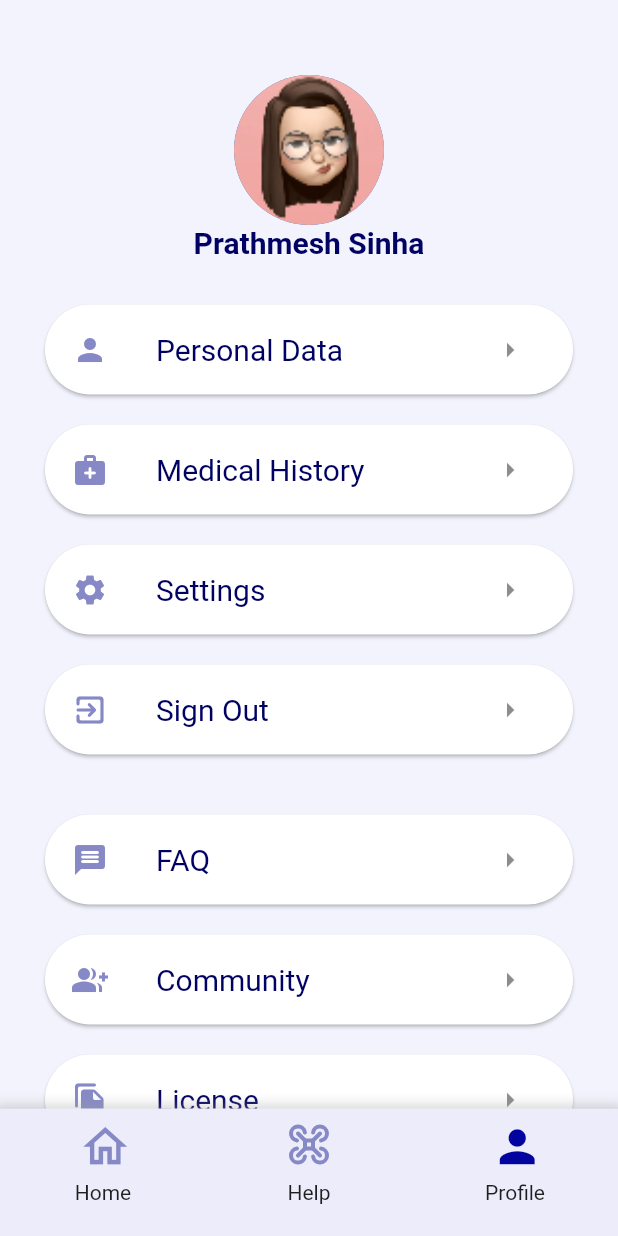
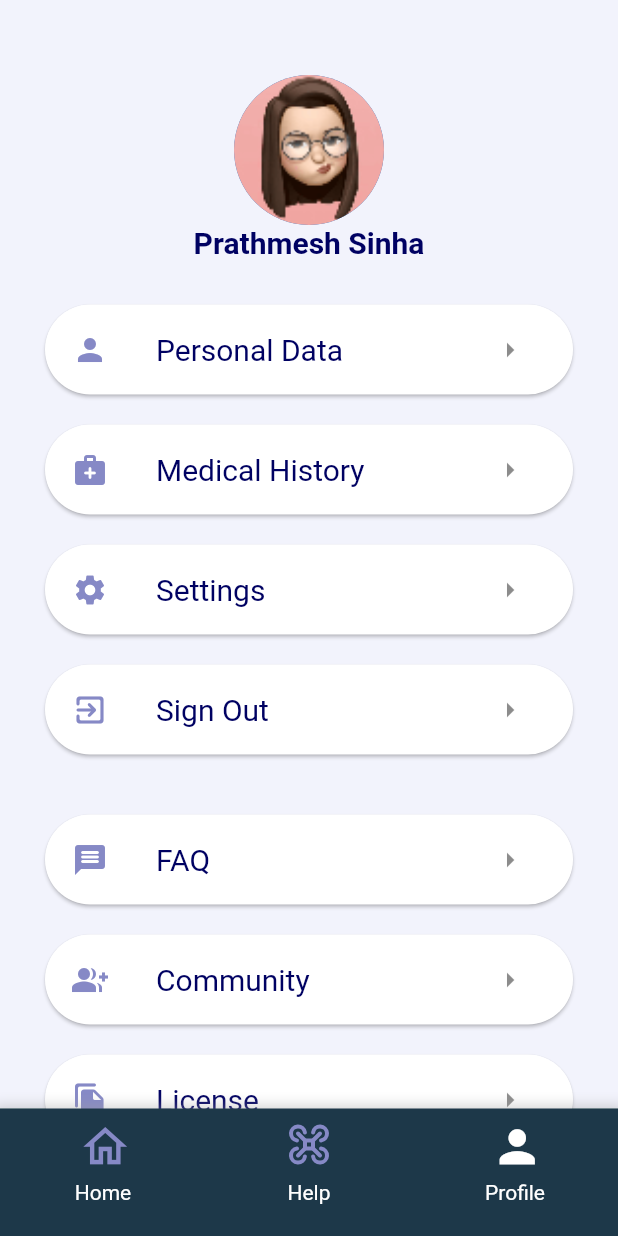
Before and after one commit to Project-Dronaid/Dronaid-App, a Flutter app: the HomeListView screen opened directly, item 3 of the bottom bar chosen, on a phone screen of 412 x 824 dp. Run offline on Flutter 3.47's test engine with Material 2 defaults, Android fonts, the phone set to English and light mode, and no system bars; our stand-ins replace cached_network_image, firebase_core, flutter_spinkit, flutter_svg, flutter_tabler_icons, google_maps_flutter and 4 more; accounts and stored records are empty; network calls fail; Roboto replaces fonts that are missing (Pacifico).

Commit message:
Navigation Bar color change

```diff
--- a/lib/Screens/Home/homeScreen.dart
+++ b/lib/Screens/Home/homeScreen.dart
@@ -47,7 +47,7 @@ class _HomeListViewState extends State<HomeListView> {
     return Container(
       height: 85,
       decoration: BoxDecoration(
-        color: const Color(0xFFECECFA),
+        color: const Color.fromRGBO(29, 56, 73, 1.0),
         boxShadow: [
           BoxShadow(
             color: Colors.grey.withOpacity(0.5),
@@ -72,7 +72,7 @@ class _HomeListViewState extends State<HomeListView> {
                 icon: pageIndex == 0
                     ? const Icon(
                         Icons.home_filled,
-                        color: Color(0xFF0304A0),
+                        color: Colors.white,
                         size: 35,
                       )
                     : const Icon(
@@ -81,7 +81,7 @@ class _HomeListViewState extends State<HomeListView> {
                         size: 35,
                       ),
               ),
-              const Text('Home'),
+              const Text('Home',style: TextStyle(color: Colors.white),),
             ],
           ),
           Column(
@@ -100,7 +100,7 @@ class _HomeListViewState extends State<HomeListView> {
                 icon: pageIndex == 1
                     ? const Icon(
                         TablerIcons.drone,
-                        color: Color(0xFF0304A0),
+                        color: Colors.white,
                         size: 35,
                       )
                     : const Icon(
@@ -109,7 +109,7 @@ class _HomeListViewState extends State<HomeListView> {
                         size: 35,
                       ),
               ),
-              const Text('Help'),
+              const Text('Help',style: TextStyle(color: Colors.white),),
             ],
           ),
           Column(
@@ -124,7 +124,7 @@ class _HomeListViewState extends State<HomeListView> {
                 icon: pageIndex == 2
                     ? const Icon(
                         Icons.person,
-                        color: Color(0xFF0304A0),
+                        color: Colors.white,
                         size: 35,
                       )
                     : const Icon(
@@ -133,7 +133,7 @@ class _HomeListViewState extends State<HomeListView> {
                         size: 35,
                       ),
               ),
-              const Text('Profile'),
+              const Text('Profile' ,style: TextStyle(color: Colors.white),),
             ],
           ),
         ],
```
Also changed, not shown: lib/Screens/Home/helpMainPage.dart (+5 -4 lines).
